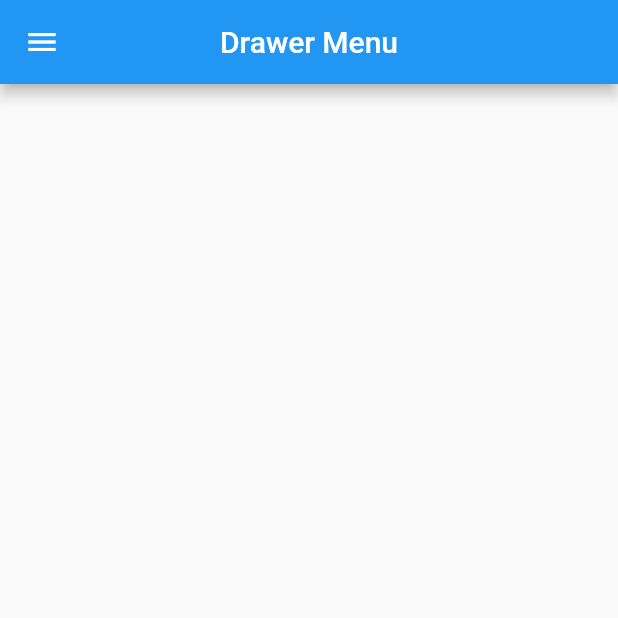
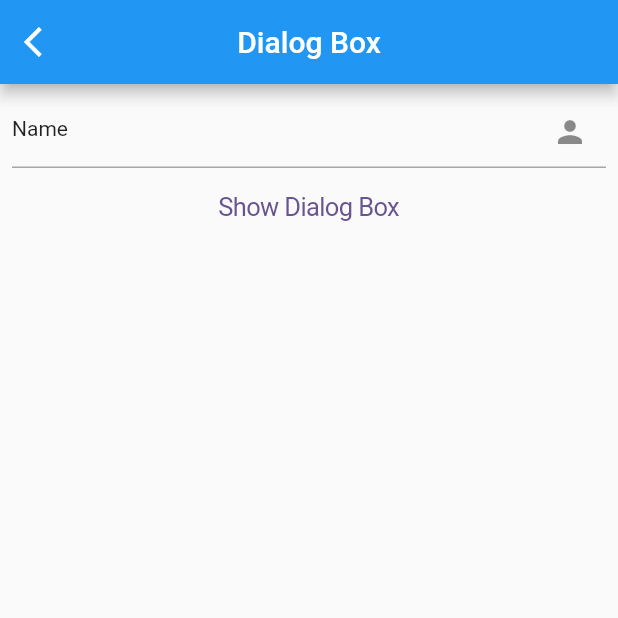
Before and after one commit to AbRehman536/Flutter_sec_8, a Flutter app: the screen it shows after launch, on a phone screen of 412 x 824 dp, the top half of it. Run offline on Flutter 3.47's test engine with Material 3 defaults, Android fonts, the phone set to English and light mode, and no system bars.

Commit message:
Dialog Box Done

```diff
--- /dev/null
+++ b/lib/dialog_box.dart
@@ -0,0 +1,53 @@
+import 'package:flutter/material.dart';
+import 'package:flutter/cupertino.dart';
+import 'package:flutter_sec_8/list_tile_demo.dart';
+
+class DialogBoxDemo extends StatelessWidget {
+  const DialogBoxDemo({super.key});
+
+  @override
+  Widget build(BuildContext context) {
+    return Scaffold(
+      appBar: AppBar(
+        leading: Icon(Icons.arrow_back_ios),
+        title: Text("Dialog Box"),
+        backgroundColor: Colors.blue,
+        foregroundColor: Colors.white,
+        centerTitle: true,
+      ),
+      body: Padding(
+        padding: const EdgeInsets.all(8.0),
+        child: Column(
+          children: [
+           TextField(
+             decoration: InputDecoration(
+               hint: Text("Name"),
+               suffixIcon: Icon(Icons.person),
+             ),
+           ),
+            CupertinoButton(child: Text("Show Dialog Box"),
+                onPressed: (){
+              showDialog(
+                barrierDismissible: false,
+                  context: context,
+                builder: (BuildContext context) {
+                    return AlertDialog(
+                      title: Text("Welcome"),
+                      content: Text("Thank You!"),
+                      actions: [
+                        TextButton(onPressed: (){
+                          Navigator.pop(context);
+                        }, child: Text("Back")),
+                        TextButton(onPressed: (){
+                          Navigator.push(context, MaterialPageRoute(builder: (context)=> ListTileDemo()));
+                        }, child: Text("Next")),
+                      ],
+                    );
+                }, );
+                })
+          ],
+        ),
+      ),
+    );
+  }
+}
--- a/lib/list_tile_demo.dart
+++ b/lib/list_tile_demo.dart
@@ -8,7 +8,7 @@ class ListTileDemo extends StatelessWidget {
     return Scaffold(
       appBar: AppBar(
         title: Text("List Tile"),
-        leading: Icon(Icons.arrow_back_ios),
+        //leading: Icon(Icons.arrow_back_ios),
         backgroundColor: Colors.blue,
         foregroundColor: Colors.white,
         centerTitle: true,
--- a/lib/main.dart
+++ b/lib/main.dart
@@ -3,6 +3,7 @@ import 'package:flutter_sec_8/appbar_demo.dart';
 import 'package:flutter_sec_8/asset_image.dart';
 import 'package:flutter_sec_8/bottom_bar.dart';
 import 'package:flutter_sec_8/bottom_sheet.dart';
+import 'package:flutter_sec_8/dialog_box.dart';
 import 'package:flutter_sec_8/drawer_menu.dart';
 import 'package:flutter_sec_8/extra.dart';
 import 'package:flutter_sec_8/fab_demo.dart';
@@ -51,7 +52,7 @@ class MyApp extends StatelessWidget {
         colorScheme: ColorScheme.fromSeed(seedColor: Colors.deepPurple),
         useMaterial3: false,
       ),
-      home: DrawerMenuDemo(),
+      home: DialogBoxDemo(),
     );
   }
 }
```
